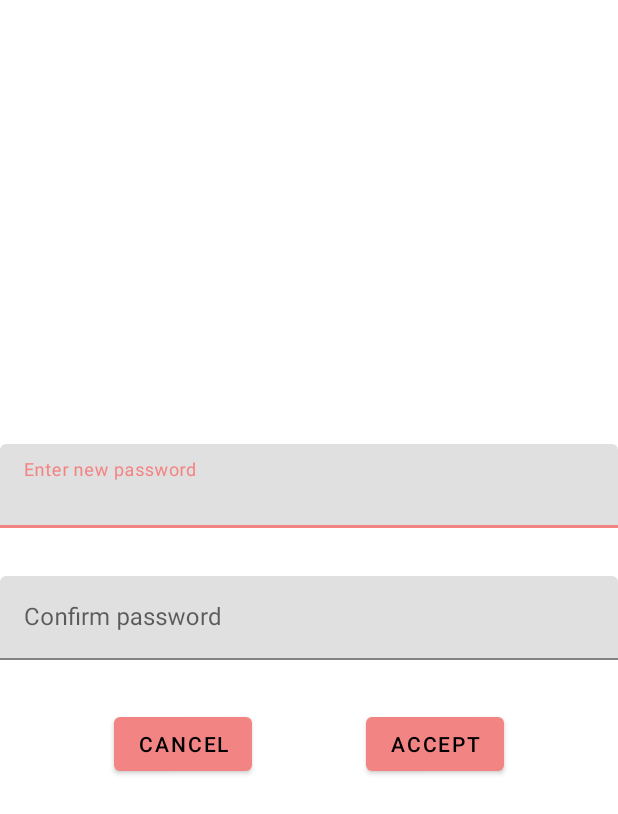
After one commit to Ducktectives/D-Event, an Android app: the change_password screen opened directly, with no data from a screen before it, on a phone screen of 412 x 824 dp. The commit adds this screen. Shown: the top 814 px of the screen. Run offline under Robolectric (Android 15) with nearby library versions, the phone set to English and light mode, and no system bars; our stand-ins replace Firebase (no records; nobody signed in at launch, a user with empty details on screens opened directly); 1 statement that could not run was skipped.

Commit message:
Updated changing password to have confirm password

```diff
--- a/app/src/main/AndroidManifest.xml
+++ b/app/src/main/AndroidManifest.xml
@@ -14,6 +14,11 @@
         android:supportsRtl="true"
         android:theme="@style/Theme.DEvent"
         tools:targetApi="31">
+        <activity
+            android:name=".change_password"
+            android:exported="false"
+            android:label="@string/title_activity_change_password"
+            android:theme="@style/Theme.DEvent.NoActionBar" />
         <activity
             android:name=".SplashScreen"
             android:exported="true">
--- a/app/src/main/java/sg/edu/np/mad/devent/EventDetailsPage.java
+++ b/app/src/main/java/sg/edu/np/mad/devent/EventDetailsPage.java
@@ -53,7 +53,7 @@ public class EventDetailsPage extends AppCompatActivity {
         //receive Intent information
         Intent receiveEventAct = getIntent();
         String eventName = receiveEventAct.getStringExtra("event_Name");
-        Log.d("maow",eventName);
+//        Log.d("maow",eventName);
 
         String eventID ="-N4yWQOhDz4yQ28BA3qr"; //to be changed when instance is passed
 
--- /dev/null
+++ b/app/src/main/java/sg/edu/np/mad/devent/change_password.java
@@ -0,0 +1,86 @@
+package sg.edu.np.mad.devent;
+
+import androidx.annotation.NonNull;
+import androidx.appcompat.app.AppCompatActivity;
+
+import android.os.Bundle;
+import android.util.Log;
+import android.view.View;
+import android.widget.Button;
+import android.widget.EditText;
+import android.widget.Toast;
+
+import com.google.firebase.database.DataSnapshot;
+import com.google.firebase.database.DatabaseError;
+import com.google.firebase.database.DatabaseReference;
+import com.google.firebase.database.FirebaseDatabase;
+import com.google.firebase.database.ValueEventListener;
+import com.google.firebase.storage.StorageReference;
+
+public class change_password extends AppCompatActivity {
+
+    @Override
+    protected void onCreate(Bundle savedInstanceState) {
+        super.onCreate(savedInstanceState);
+        setContentView(R.layout.activity_change_password);
+
+        Button accept = findViewById(R.id.acceptchange);
+        Button cancel = findViewById(R.id.cancelchange);
+        EditText first = (EditText) findViewById(R.id.enternewpass);
+        EditText second = (EditText) findViewById(R.id.confirmnewpass);
+        final Integer[] saltvalue = {0};
+
+        String user_id_unique = "W222"; // Change this to get from intent;
+
+        // Firebase for storing Image
+        FirebaseDatabase database = FirebaseDatabase.getInstance("https://dvent---ducktectives-default-rtdb.asia-southeast1.firebasedatabase.app/");
+        DatabaseReference event_path = database.getReference("Event");
+        DatabaseReference user_path = database.getReference("Users");
+
+        user_path.addListenerForSingleValueEvent(new ValueEventListener() {
+            @Override
+            public void onDataChange(@NonNull DataSnapshot snapshot) {
+                Profile p = snapshot.getValue(Profile.class);
+                saltvalue[0] = p.Saltvalue;
+            }
+
+            @Override
+            public void onCancelled(@NonNull DatabaseError error) {
+
+            }
+        });
+
+
+        accept.setOnClickListener(new View.OnClickListener() {
+            @Override
+            public void onClick(View view) {
+                String firsttext = first.getText().toString();
+                String secondtext = second.getText().toString();
+                Log.d("first",firsttext);
+                Log.d("second",secondtext);
+                if(firsttext.equals(secondtext)){
+                    if(firsttext != null){
+                        if(firsttext.length() > 4){
+                            user_path.child(user_id_unique).child("hashespassword")
+                                    .setValue(Profile.HashPassword(saltvalue[0],firsttext));
+                            Toast.makeText(change_password.this, "Password changed", Toast.LENGTH_SHORT).show();
+                            finish();
+                        }
+                        Toast.makeText(change_password.this, "Password too short", Toast.LENGTH_SHORT).show();
+                    }
+                    Toast.makeText(change_password.this, "Password cannot be empty", Toast.LENGTH_SHORT).show();
+                }
+                Toast.makeText(change_password.this, "Passwords are not the same", Toast.LENGTH_SHORT).show();
+            }
+        });
+
+        cancel.setOnClickListener(new View.OnClickListener() {
+            @Override
+            public void onClick(View view) {
+                finish();
+            }
+        });
+
+
+    }
+}
--- /dev/null
+++ b/app/src/main/res/layout/activity_change_password.xml
@@ -0,0 +1,63 @@
+<?xml version="1.0" encoding="utf-8"?>
+<androidx.constraintlayout.widget.ConstraintLayout xmlns:android="http://schemas.android.com/apk/res/android"
+    xmlns:app="http://schemas.android.com/apk/res-auto"
+    xmlns:tools="http://schemas.android.com/tools"
+    android:layout_width="match_parent"
+    android:layout_height="match_parent"
+    tools:context=".change_password">
+
+    <com.google.android.material.textfield.TextInputLayout
+        android:id="@+id/textField"
+        android:layout_width="match_parent"
+        android:layout_height="wrap_content"
+        android:layout_marginBottom="32dp"
+        android:hint="Enter new password"
+        app:layout_constraintBottom_toTopOf="@+id/textField2"
+        tools:layout_editor_absoluteX="6dp">
+
+        <com.google.android.material.textfield.TextInputEditText
+            android:id="@+id/enternewpass"
+            android:layout_width="match_parent"
+            android:layout_height="wrap_content"
+            android:inputType="textPassword" />
+    </com.google.android.material.textfield.TextInputLayout>
+
+    <com.google.android.material.textfield.TextInputLayout
+        android:id="@+id/textField2"
+        android:layout_width="match_parent"
+        android:layout_height="wrap_content"
+        android:hint="Confirm password"
+        app:layout_constraintBottom_toBottomOf="parent"
+        app:layout_constraintTop_toTopOf="parent"
+        tools:layout_editor_absoluteX="0dp">
+
+        <com.google.android.material.textfield.TextInputEditText
+            android:id="@+id/confirmnewpass"
+            android:layout_width="match_parent"
+            android:layout_height="wrap_content"
+            android:inputType="textPassword" />
+    </com.google.android.material.textfield.TextInputLayout>
+
+    <Button
+        android:id="@+id/acceptchange"
+        android:layout_width="wrap_content"
+        android:layout_height="wrap_content"
+        android:layout_marginTop="32dp"
+        android:text="Accept"
+        app:layout_constraintEnd_toEndOf="parent"
+        app:layout_constraintHorizontal_bias="0.5"
+        app:layout_constraintStart_toEndOf="@+id/cancelchange"
+        app:layout_constraintTop_toBottomOf="@+id/textField2" />
+
+    <Button
+        android:id="@+id/cancelchange"
+        android:layout_width="wrap_content"
+        android:layout_height="wrap_content"
+        android:layout_marginTop="32dp"
+        android:text="Cancel"
+        app:layout_constraintEnd_toStartOf="@+id/acceptchange"
+        app:layout_constraintHorizontal_bias="0.5"
+        app:layout_constraintStart_toStartOf="parent"
+        app:layout_constraintTop_toBottomOf="@+id/textField2" />
+
+</androidx.constraintlayout.widget.ConstraintLayout>
--- a/app/src/main/res/values/strings.xml
+++ b/app/src/main/res/values/strings.xml
@@ -53,4 +53,5 @@
     <string name="change_username">Change Username</string>
     <string name="change_password">Change Password</string>
     <string name="change_pic">Change Profile Picture</string>
+    <string name="title_activity_change_password">change_password</string>
 </resources>
```
Also changed, not shown: app/src/main/java/sg/edu/np/mad/devent/Settings.java (+58 -46 lines), app/src/main/res/xml/root_preferences.xml (+4 -4 lines), 1 other file.
